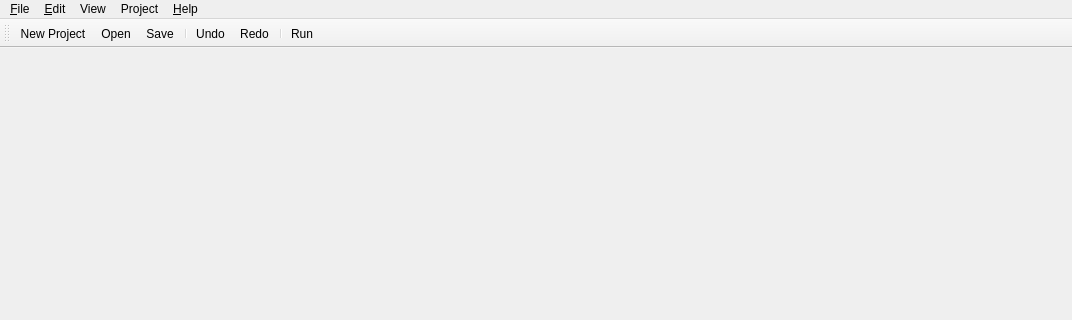
This is crafter/workshop/mainwindow.ui in crafter2d/crafter2d as Qt 5 draws it before an edit; both pictures show x 0 to 1072 and y 0 to 320 of the 1072 by 621 pixel window. The edited form follows.
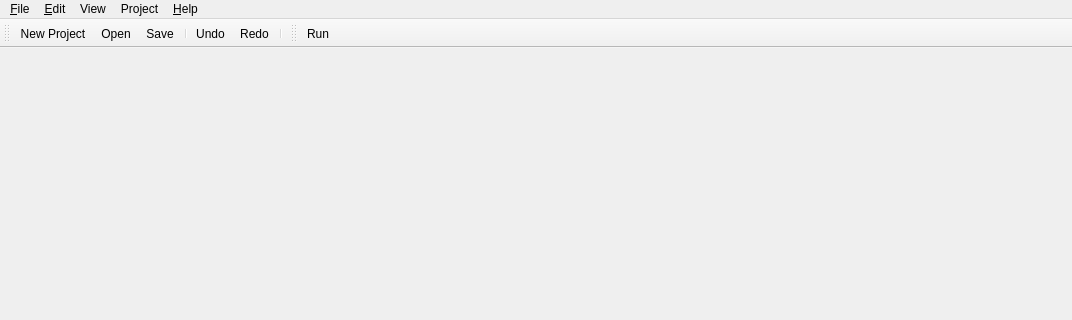
This is the edited form. Icons and pictures are not drawn.

```diff
--- a/crafter/workshop/mainwindow.ui
+++ b/crafter/workshop/mainwindow.ui
@@ -124,9 +124,20 @@
    <addaction name="actionEdit_Undo"/>
    <addaction name="actionEdit_Redo"/>
    <addaction name="separator"/>
-   <addaction name="actionProject_Run"/>
   </widget>
   <widget class="QStatusBar" name="statusBar"/>
+  <widget class="QToolBar" name="toolBar">
+   <property name="windowTitle">
+    <string>toolBar</string>
+   </property>
+   <attribute name="toolBarArea">
+    <enum>TopToolBarArea</enum>
+   </attribute>
+   <attribute name="toolBarBreak">
+    <bool>false</bool>
+   </attribute>
+   <addaction name="actionProject_Run"/>
+  </widget>
   <action name="actionFile_New">
    <property name="icon">
     <iconset resource="crafter.qrc">
```
